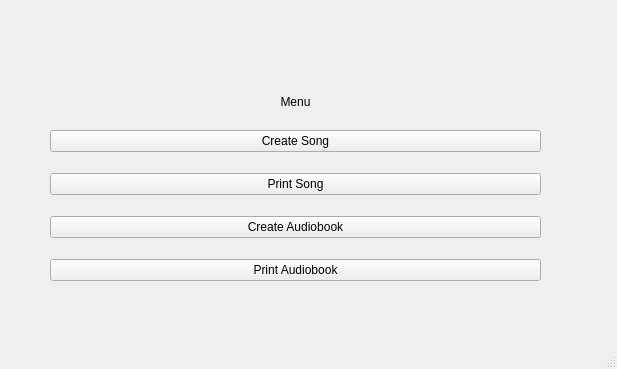
The window that MDI/PR10/mainwindow.ui (Meteora69/OOP_practise) describes before a commit, drawn with Qt 5.
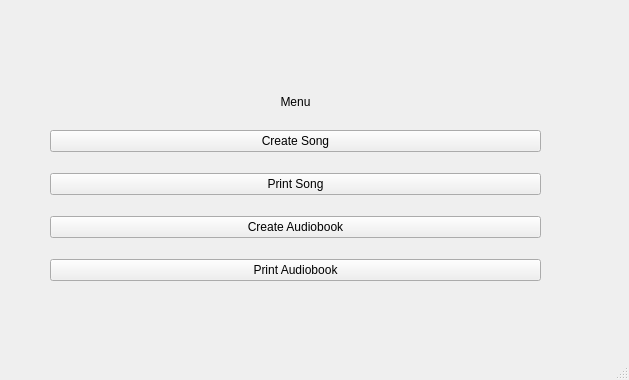
The same window after the commit.

The edit to the form file:
```diff
--- a/MDI/PR10/mainwindow.ui
+++ b/MDI/PR10/mainwindow.ui
@@ -6,8 +6,8 @@
    <rect>
     <x>0</x>
     <y>0</y>
-    <width>617</width>
-    <height>369</height>
+    <width>629</width>
+    <height>380</height>
    </rect>
   </property>
   <property name="windowTitle">
```
Left out of the diff: 4 changed lines with no effect on the pictures.
